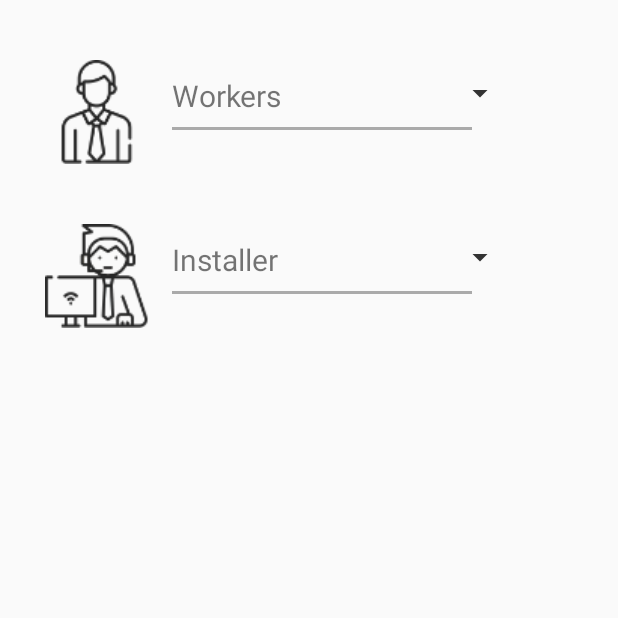
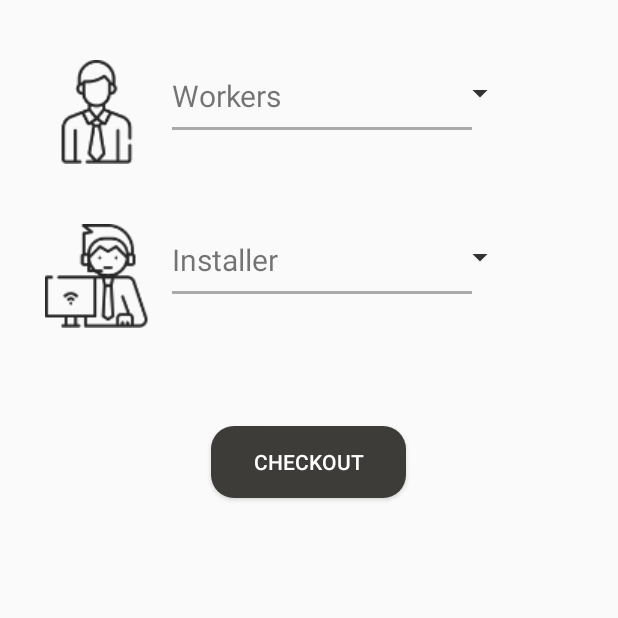
Before and after one commit to raisazka/warehouse, an Android app: the screen it shows after launch (CartActivity), on a phone screen of 412 x 824 dp, the top half of it. Run offline under Robolectric (Android 15) with nearby library versions, the phone set to English and light mode, and no system bars; 1 statement that could not run was skipped.

Commit message:
Add Stock Out Service

```diff
--- a/app/src/main/java/com/example/warehouse/CartActivity.java
+++ b/app/src/main/java/com/example/warehouse/CartActivity.java
@@ -1,6 +1,7 @@
 package com.example.warehouse;
 
 import android.content.DialogInterface;
+import android.content.Intent;
 import android.os.Bundle;
 import android.support.annotation.Nullable;
 import android.support.v7.app.AlertDialog;
@@ -9,6 +10,7 @@ import android.support.v7.widget.LinearLayoutManager;
 import android.support.v7.widget.RecyclerView;
 import android.util.Log;
 import android.view.View;
+import android.widget.Button;
 import android.widget.RelativeLayout;
 import android.widget.TextView;
 import android.widget.Toast;
@@ -18,10 +20,12 @@ import com.example.warehouse.Model.Cart;
 import com.example.warehouse.Model.CartList;
 import com.example.warehouse.Model.Installer;
 import com.example.warehouse.Model.InstallerList;
+import com.example.warehouse.Model.StockOut;
 import com.example.warehouse.Model.Worker;
 import com.example.warehouse.Model.WorkerList;
 import com.example.warehouse.Network.CartService;
 import com.example.warehouse.Network.RetrofitBuilder;
+import com.example.warehouse.Network.StockOutService;
 import com.example.warehouse.TokenManager.TokenManager;
 
 import java.util.ArrayList;
@@ -33,15 +37,18 @@ import retrofit2.Response;
 public class CartActivity extends AppCompatActivity {
 
     CartService service;
+    StockOutService stockOutService;
     Call<WorkerList> workerListCall;
     Call<InstallerList> installerListCall;
     Call<CartList> cartListCall;
+    Call<StockOut> stockOutCall;
     RelativeLayout installerLayout, workerLayout;
     TokenManager tokenManager;
     AlertDialog dialog, dialog2;
     TextView workersTitle, installerTitle;
     RecyclerView recyclerView;
     CartAdapter adapter;
+    Button btnCheckout;
     int workersId, installerId;
     private static final String TAG = "CartActivity";
 
@@ -50,6 +57,7 @@ public class CartActivity extends AppCompatActivity {
         installerTitle = findViewById(R.id.installer_title);
         installerLayout = findViewById(R.id.installer_layout);
         workerLayout = findViewById(R.id.workers_layout);
+        btnCheckout = findViewById(R.id.btn_checkout);
     }
 
     @Override
@@ -59,6 +67,7 @@ public class CartActivity extends AppCompatActivity {
         init();
         tokenManager = TokenManager.getInstance(getSharedPreferences("preferences", MODE_PRIVATE));
         service = RetrofitBuilder.getRetrofit().create(CartService.class);
+        stockOutService = RetrofitBuilder.getRetrofit().create(StockOutService.class);
         cartListCall = service.getCart("Bearer " + tokenManager.getToken().getAccessToken());
         cartListCall.enqueue(new Callback<CartList>() {
             @Override
@@ -163,6 +172,32 @@ public class CartActivity extends AppCompatActivity {
             }
         });
 
+        btnCheckout.setOnClickListener(new View.OnClickListener() {
+            @Override
+            public void onClick(View v) {
+                stockOutCall = stockOutService.createStockOut("Bearer " + tokenManager.getToken().getAccessToken(), workersId, installerId);
+                stockOutCall.enqueue(new Callback<StockOut>() {
+                    @Override
+                    public void onResponse(Call<StockOut> call, Response<StockOut> response) {
+                        if(response.body().getCode() == 200){
+                            Toast.makeText(CartActivity.this, response.body().getMessage(), Toast.LENGTH_LONG).show();
+                            Intent i = new Intent(CartActivity.this, MenuActivity.class);
+                            i.setFlags(i.FLAG_ACTIVITY_CLEAR_TOP);
+                            startActivity(i);
+                            finish();
+                        }else{
+                            Toast.makeText(CartActivity.this, response.body().getMessage(), Toast.LENGTH_LONG).show();
+                        }
+                    }
+
+                    @Override
+                    public void onFailure(Call<StockOut> call, Throwable t) {
+                        Toast.makeText(CartActivity.this, t.getMessage(), Toast.LENGTH_LONG).show();
+                    }
+                });
+            }
+        });
+
     }
         public void generateData(ArrayList<Cart> carts){
             recyclerView = findViewById(R.id.cart_list);
--- a/app/src/main/java/com/example/warehouse/Network/CartService.java
+++ b/app/src/main/java/com/example/warehouse/Network/CartService.java
@@ -6,11 +6,13 @@ import com.example.warehouse.Model.InstallerList;
 import com.example.warehouse.Model.WorkerList;
 
 import retrofit2.Call;
+import retrofit2.http.DELETE;
 import retrofit2.http.Field;
 import retrofit2.http.FormUrlEncoded;
 import retrofit2.http.GET;
 import retrofit2.http.Header;
 import retrofit2.http.POST;
+import retrofit2.http.Path;
 
 public interface CartService {
 
@@ -24,6 +26,9 @@ public interface CartService {
     @GET("cart")
     Call<CartList> getCart(@Header("Authorization") String token);
 
+    @DELETE("cart/{id}")
+    Call<Cart> deleteCart(@Header("Authorization") String token, @Path("id") int id);
+
     @GET("workers")
     Call<WorkerList> getWorkers(@Header("Authorization") String token);
 
--- /dev/null
+++ b/app/src/main/java/com/example/warehouse/Network/StockOutService.java
@@ -0,0 +1,19 @@
+package com.example.warehouse.Network;
+
+import com.example.warehouse.Model.StockOut;
+
+import retrofit2.Call;
+import retrofit2.http.Field;
+import retrofit2.http.FormUrlEncoded;
+import retrofit2.http.Header;
+import retrofit2.http.POST;
+
+public interface StockOutService {
+
+    @POST("stock-out")
+    @FormUrlEncoded
+    Call<StockOut> createStockOut(@Header("Authorization") String token,
+                                  @Field("worker_id") int workerId,
+                                  @Field("installer_id") int installerId);
+
+}
--- a/app/src/main/java/com/example/warehouse/ViewHolder/CartViewHolder.java
+++ b/app/src/main/java/com/example/warehouse/ViewHolder/CartViewHolder.java
@@ -3,16 +3,21 @@ package com.example.warehouse.ViewHolder;
 import android.support.annotation.NonNull;
 import android.support.v7.widget.RecyclerView;
 import android.view.View;
+import android.widget.ImageView;
 import android.widget.TextView;
 
 import com.example.warehouse.R;
+import com.example.warehouse.TokenManager.TokenManager;
 
 public class CartViewHolder extends RecyclerView.ViewHolder {
     public TextView name, qty, remarks;
+    public ImageView btnDelete;
+
     public CartViewHolder(@NonNull View itemView) {
         super(itemView);
         this.name = itemView.findViewById(R.id.item_name);
         this.qty = itemView.findViewById(R.id.item_qty);
         this.remarks = itemView.findViewById(R.id.item_remarks);
+        this.btnDelete = itemView.findViewById(R.id.btn_delete);
     }
 }
--- a/app/src/main/res/layout/activity_cart.xml
+++ b/app/src/main/res/layout/activity_cart.xml
@@ -95,4 +95,16 @@
 
     </android.support.v7.widget.RecyclerView>
 
+    <Button
+        android:id="@+id/btn_checkout"
+        android:layout_marginTop="25dp"
+        android:layout_width="130dp"
+        android:layout_height="wrap_content"
+        android:text="Checkout"
+        android:paddingVertical="10dp"
+        android:paddingHorizontal="20dp"
+        android:background="@drawable/rounded_button_stock"
+        android:textColor="@android:color/background_light"
+        android:layout_gravity="center"/>
+
 </LinearLayout>
--- a/app/src/main/res/layout/list_cart.xml
+++ b/app/src/main/res/layout/list_cart.xml
@@ -38,6 +38,7 @@
         android:layout_below="@+id/item_remarks"/>
 
     <ImageView
+        android:id="@+id/btn_delete"
         android:layout_width="wrap_content"
         android:layout_height="wrap_content"
         android:layout_alignParentEnd="true"
```
Also changed, not shown: app/src/main/java/com/example/warehouse/Adapter/CartAdapter.java (+38 -2 lines), app/src/main/java/com/example/warehouse/Model/Cart.java (+7 -1 lines), app/src/main/java/com/example/warehouse/Model/StockOut.java (added, +31 -0 lines).
